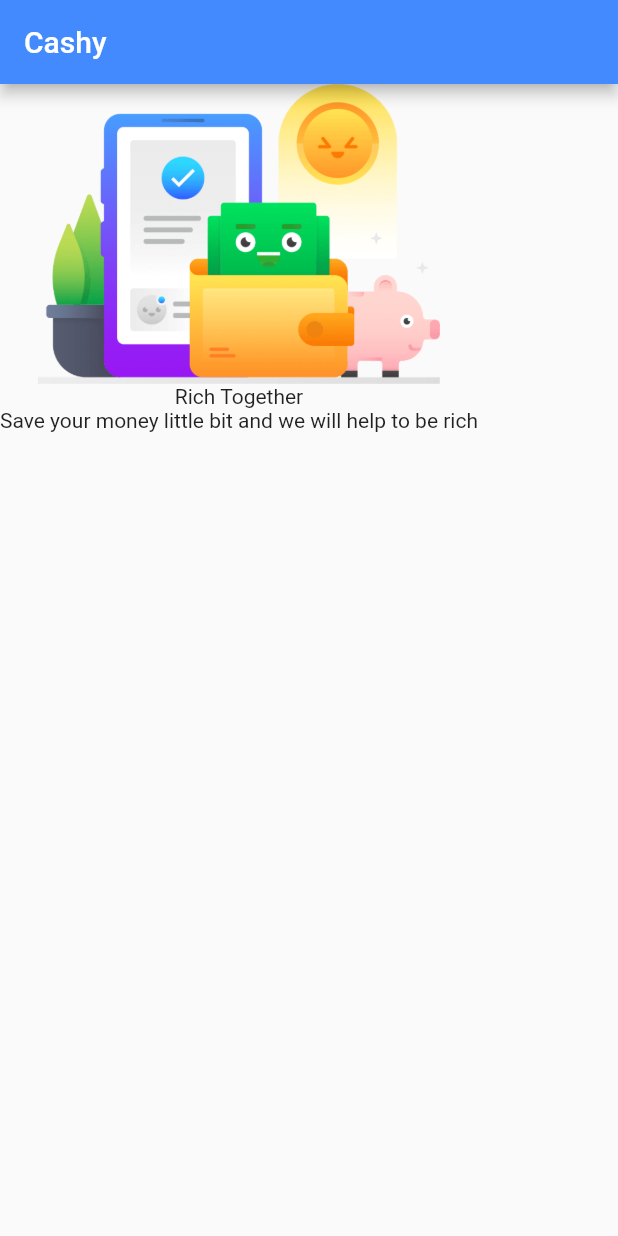
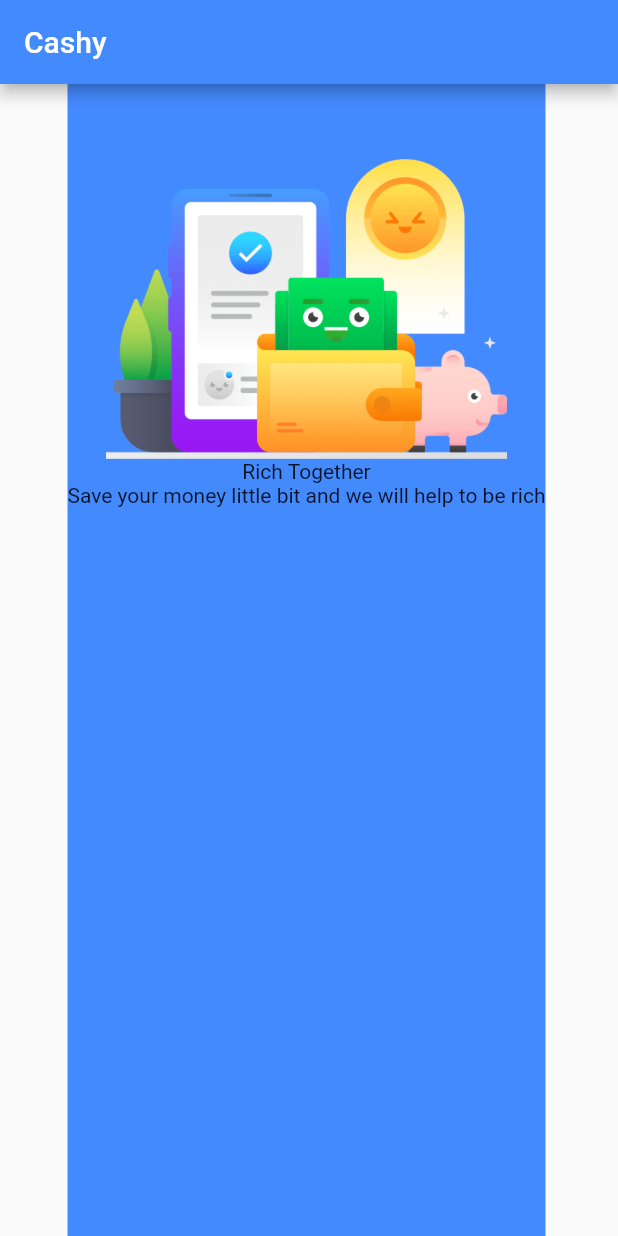
Before and after one commit to bayunugrraha/basicwidgets-flutter, a Flutter app: the screen it shows after launch, on a phone screen of 412 x 824 dp. Run offline on Flutter 3.47's test engine with Material 2 defaults, Android fonts, the phone set to English and light mode, and no system bars.

Commit message:
margin & padding

```diff
--- a/lib/main.dart
+++ b/lib/main.dart
@@ -26,6 +26,9 @@ class MyApp extends StatelessWidget {
           ),
           body: SafeArea(
               child: Container(
+            color: Colors.blueAccent,
+            margin: EdgeInsets.only(left: 45.0, top: 0, right: 0, bottom: 0),
+            padding: EdgeInsets.only(left: 0, top: 50.0, right: 0, bottom: 0),
             child: Column(
               children: <Widget>[
                 Image(
```
